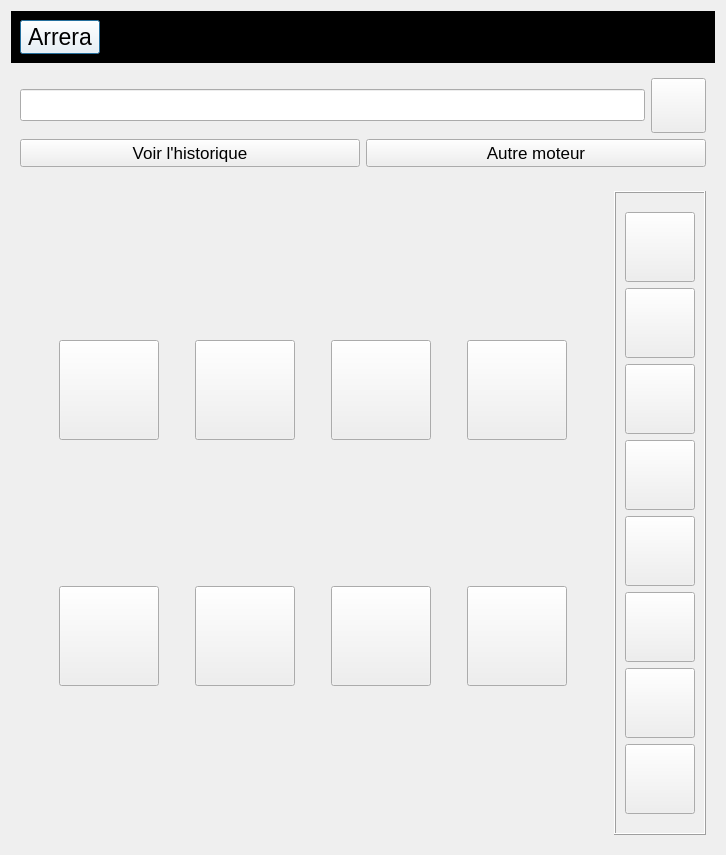
Qt form arreraui.ui (Arrera-Software/Arrera-Interface) before a commit.
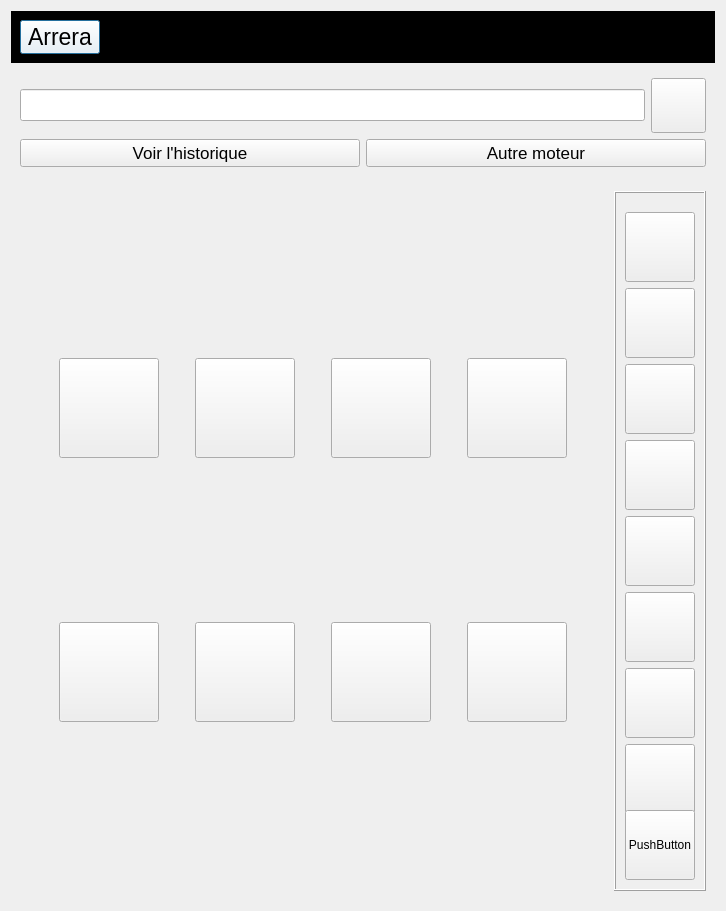
The same form after that commit. Icons and pictures are not drawn.

Commit message: Creation du bouton quitter le lieu lancer

Diff of the .ui file:
```diff
--- a/arreraui.ui
+++ b/arreraui.ui
@@ -1045,6 +1045,25 @@
             </property>
            </widget>
           </item>
+          <item>
+           <widget class="QPushButton" name="IDC_QUITLIEU">
+            <property name="minimumSize">
+             <size>
+              <width>70</width>
+              <height>70</height>
+             </size>
+            </property>
+            <property name="maximumSize">
+             <size>
+              <width>70</width>
+              <height>70</height>
+             </size>
+            </property>
+            <property name="text">
+             <string>PushButton</string>
+            </property>
+           </widget>
+          </item>
           <item>
            <spacer name="verticalSpacer_7">
             <property name="orientation">
```
Left out of the diff: 346 changed lines with no effect on the pictures. The commit also changes 2 other files.
